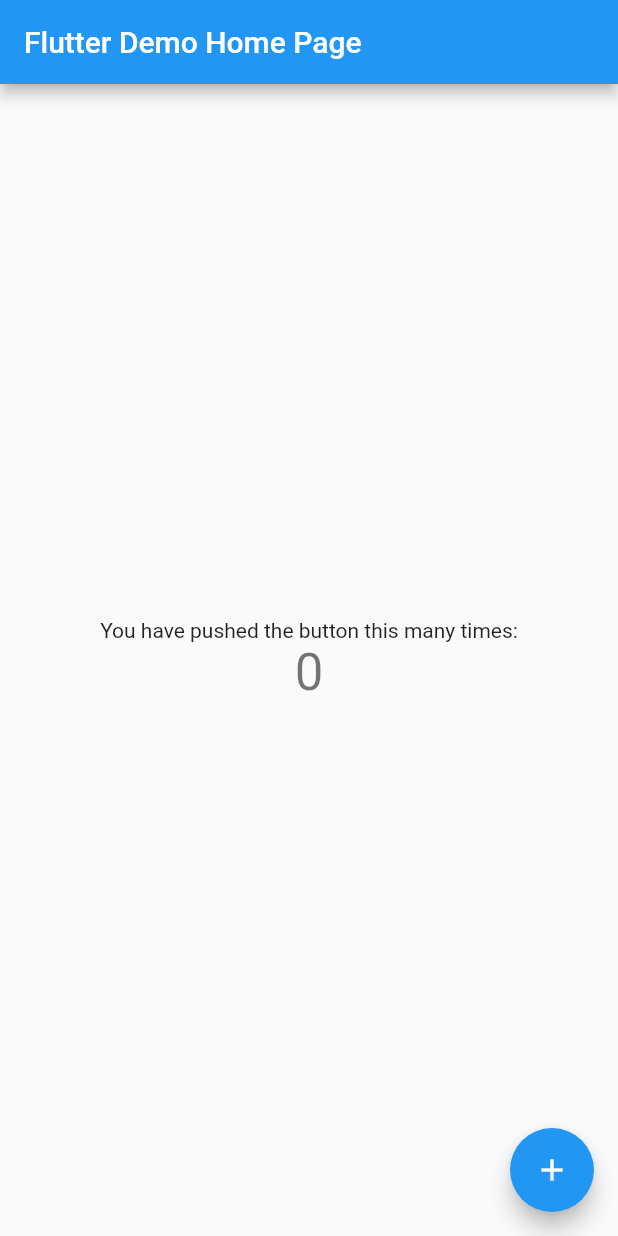
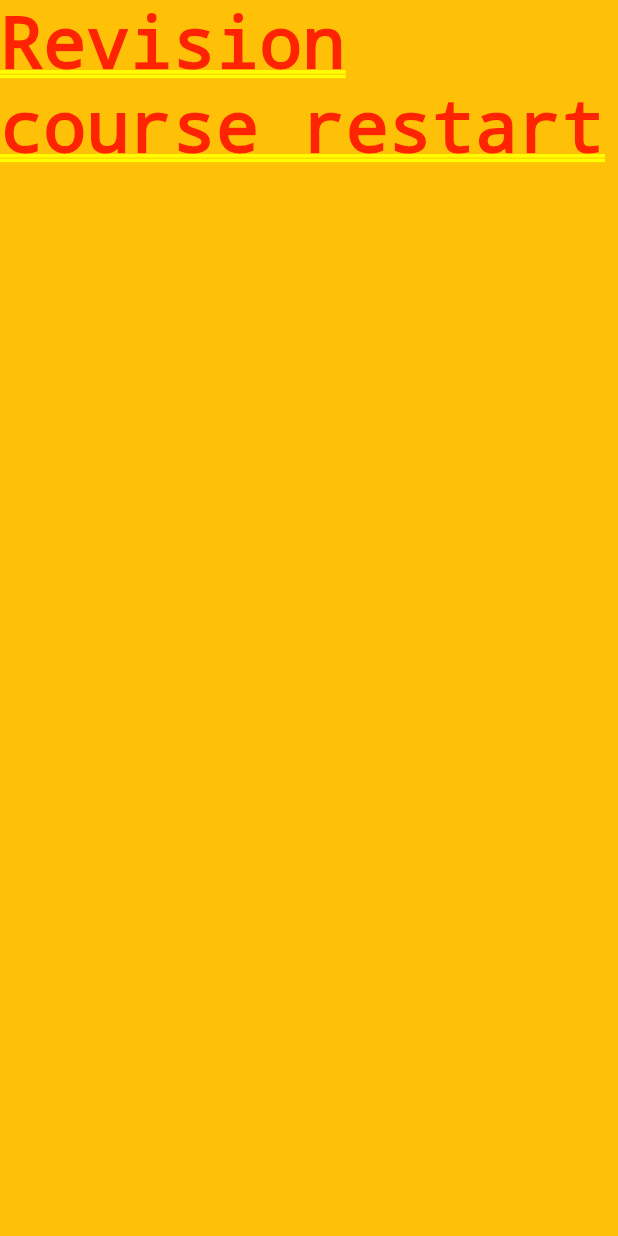
Before and after one commit to Abhaybsingh19w33/freecodecamp-flutter, a Flutter app: the screen it shows after launch, on a phone screen of 412 x 824 dp. Run offline on Flutter 3.47's test engine with Material 2 defaults, Android fonts, the phone set to English and light mode, and no system bars.

Commit message:
container example

```diff
--- a/awesome_app/lib/main.dart
+++ b/awesome_app/lib/main.dart
@@ -1,115 +1,242 @@
+import 'package:flutter/widgets.dart';
 import 'package:flutter/material.dart';
+import 'package:flutter/cupertino.dart';
 
 void main() {
-  runApp(const MyApp());
+  // run app can take 3 types of application
+  // WidgetsApp - low level, it will not provide an in built design for app
+  // MaterialApp - universal design
+  // CupertinoApp - human interface design, can change design based on operating system
+  runApp(const MaterialApp(
+    home: HomePage(),
+  ));
 }
 
-class MyApp extends StatelessWidget {
-  const MyApp({Key? key}) : super(key: key);
+class HomePage extends StatelessWidget {
+  const HomePage({Key? key}) : super(key: key);
 
-  // This widget is the root of your application.
   @override
   Widget build(BuildContext context) {
-    return MaterialApp(
-      title: 'Flutter Demo',
-      theme: ThemeData(
-        // This is the theme of your application.
-        //
-        // Try running your application with "flutter run". You'll see the
-        // application has a blue toolbar. Then, without quitting the app, try
-        // changing the primarySwatch below to Colors.green and then invoke
-        // "hot reload" (press "r" in the console where you ran "flutter run",
-        // or simply save your changes to "hot reload" in a Flutter IDE).
-        // Notice that the counter didn't reset back to zero; the application
-        // is not restarted.
-        primarySwatch: Colors.blue,
-      ),
-      home: const MyHomePage(title: 'Flutter Demo Home Page'),
+    return Container(
+      color: Colors.amber,
+      child: const Text("Revision course restart"),
     );
   }
 }
 
-class MyHomePage extends StatefulWidget {
-  const MyHomePage({Key? key, required this.title}) : super(key: key);
 
-  // This widget is the home page of your application. It is stateful, meaning
-  // that it has a State object (defined below) that contains fields that affect
-  // how it looks.
 
-  // This class is the configuration for the state. It holds the values (in this
-  // case the title) provided by the parent (in this case the App widget) and
-  // used by the build method of the State. Fields in a Widget subclass are
-  // always marked "final".
 
-  final String title;
 
-  @override
-  State<MyHomePage> createState() => _MyHomePageState();
-}
 
-class _MyHomePageState extends State<MyHomePage> {
-  int _counter = 0;
 
-  void _incrementCounter() {
-    setState(() {
-      // This call to setState tells the Flutter framework that something has
-      // changed in this State, which causes it to rerun the build method below
-      // so that the display can reflect the updated values. If we changed
-      // _counter without calling setState(), then the build method would not be
-      // called again, and so nothing would appear to happen.
-      _counter++;
-    });
-  }
 
-  @override
-  Widget build(BuildContext context) {
-    // This method is rerun every time setState is called, for instance as done
-    // by the _incrementCounter method above.
-    //
-    // The Flutter framework has been optimized to make rerunning build methods
-    // fast, so that you can just rebuild anything that needs updating rather
-    // than having to individually change instances of widgets.
-    return Scaffold(
-      appBar: AppBar(
-        // Here we take the value from the MyHomePage object that was created by
-        // the App.build method, and use it to set our appbar title.
-        title: Text(widget.title),
-      ),
-      body: Center(
-        // Center is a layout widget. It takes a single child and positions it
-        // in the middle of the parent.
-        child: Column(
-          // Column is also a layout widget. It takes a list of children and
-          // arranges them vertically. By default, it sizes itself to fit its
-          // children horizontally, and tries to be as tall as its parent.
-          //
-          // Invoke "debug painting" (press "p" in the console, choose the
-          // "Toggle Debug Paint" action from the Flutter Inspector in Android
-          // Studio, or the "Toggle Debug Paint" command in Visual Studio Code)
-          // to see the wireframe for each widget.
-          //
-          // Column has various properties to control how it sizes itself and
-          // how it positions its children. Here we use mainAxisAlignment to
-          // center the children vertically; the main axis here is the vertical
-          // axis because Columns are vertical (the cross axis would be
-          // horizontal).
-          mainAxisAlignment: MainAxisAlignment.center,
-          children: <Widget>[
-            const Text(
-              'You have pushed the button this many times:',
-            ),
-            Text(
-              '$_counter',
-              style: Theme.of(context).textTheme.headline4,
-            ),
-          ],
-        ),
-      ),
-      floatingActionButton: FloatingActionButton(
-        onPressed: _incrementCounter,
-        tooltip: 'Increment',
-        child: const Icon(Icons.add),
-      ), // This trailing comma makes auto-formatting nicer for build methods.
-    );
-  }
-}
+
+
+
+
+
+
+
+
+
+
+
+
+
+
+
+
+
+
+
+
+
+
+
+
+
+
+
+
+
+
+
+
+
+
+
+
+
+
+
+
+
+
+
+
+
+
+
+
+
+
+
+
+
+
+
+
+
+
+
+
+
+
+
+
+
+
+
+
+
+
+
+
+
+
+
+
+
+
+
+
+
+
+
+
+
+
+
+
+
+
+
+
+
+
+// import 'package:flutter/material.dart';
+
+// void main() {
+//   runApp(const MyApp());
+// }
+
+// class MyApp extends StatelessWidget {
+//   const MyApp({Key? key}) : super(key: key);
+
+//   // This widget is the root of your application.
+//   @override
+//   Widget build(BuildContext context) {
+//     return MaterialApp(
+//       title: 'Flutter Demo',
+//       theme: ThemeData(
+//         // This is the theme of your application.
+//         //
+//         // Try running your application with "flutter run". You'll see the
+//         // application has a blue toolbar. Then, without quitting the app, try
+//         // changing the primarySwatch below to Colors.green and then invoke
+//         // "hot reload" (press "r" in the console where you ran "flutter run",
+//         // or simply save your changes to "hot reload" in a Flutter IDE).
+//         // Notice that the counter didn't reset back to zero; the application
+//         // is not restarted.
+//         primarySwatch: Colors.blue,
+//       ),
+//       home: const MyHomePage(title: 'Flutter Demo Home Page'),
+//     );
+//   }
+// }
+
+// class MyHomePage extends StatefulWidget {
+//   const MyHomePage({Key? key, required this.title}) : super(key: key);
+
+//   // This widget is the home page of your application. It is stateful, meaning
+//   // that it has a State object (defined below) that contains fields that affect
+//   // how it looks.
+
+//   // This class is the configuration for the state. It holds the values (in this
+//   // case the title) provided by the parent (in this case the App widget) and
+//   // used by the build method of the State. Fields in a Widget subclass are
+//   // always marked "final".
+
+//   final String title;
+
+//   @override
+//   State<MyHomePage> createState() => _MyHomePageState();
+// }
+
+// class _MyHomePageState extends State<MyHomePage> {
+//   int _counter = 0;
+
+//   void _incrementCounter() {
+//     setState(() {
+//       // This call to setState tells the Flutter framework that something has
+//       // changed in this State, which causes it to rerun the build method below
+//       // so that the display can reflect the updated values. If we changed
+//       // _counter without calling setState(), then the build method would not be
+//       // called again, and so nothing would appear to happen.
+//       _counter++;
+//     });
+//   }
+
+//   @override
+//   Widget build(BuildContext context) {
+//     // This method is rerun every time setState is called, for instance as done
+//     // by the _incrementCounter method above.
+//     //
+//     // The Flutter framework has been optimized to make rerunning build methods
+//     // fast, so that you can just rebuild anything that needs updating rather
+//     // than having to individually change instances of widgets.
+//     return Scaffold(
+//       appBar: AppBar(
+//         // Here we take the value from the MyHomePage object that was created by
+//         // the App.build method, and use it to set our appbar title.
+//         title: Text(widget.title),
+//       ),
+//       body: Center(
+//         // Center is a layout widget. It takes a single child and positions it
+//         // in the middle of the parent.
+//         child: Column(
+//           // Column is also a layout widget. It takes a list of children and
+//           // arranges them vertically. By default, it sizes itself to fit its
+//           // children horizontally, and tries to be as tall as its parent.
+//           //
+//           // Invoke "debug painting" (press "p" in the console, choose the
+//           // "Toggle Debug Paint" action from the Flutter Inspector in Android
+//           // Studio, or the "Toggle Debug Paint" command in Visual Studio Code)
+//           // to see the wireframe for each widget.
+//           //
+//           // Column has various properties to control how it sizes itself and
+//           // how it positions its children. Here we use mainAxisAlignment to
+//           // center the children vertically; the main axis here is the vertical
+//           // axis because Columns are vertical (the cross axis would be
+//           // horizontal).
+//           mainAxisAlignment: MainAxisAlignment.center,
+//           children: <Widget>[
+//             const Text(
+//               'You have pushed the button this many times:',
+//             ),
+//             Text(
+//               '$_counter',
+//               style: Theme.of(context).textTheme.headline4,
+//             ),
+//           ],
+//         ),
+//       ),
+//       floatingActionButton: FloatingActionButton(
+//         onPressed: _incrementCounter,
+//         tooltip: 'Increment',
+//         child: const Icon(Icons.add),
+//       ), // This trailing comma makes auto-formatting nicer for build methods.
+//     );
+//   }
+// }
```
Also changed, not shown: 1 other file.
